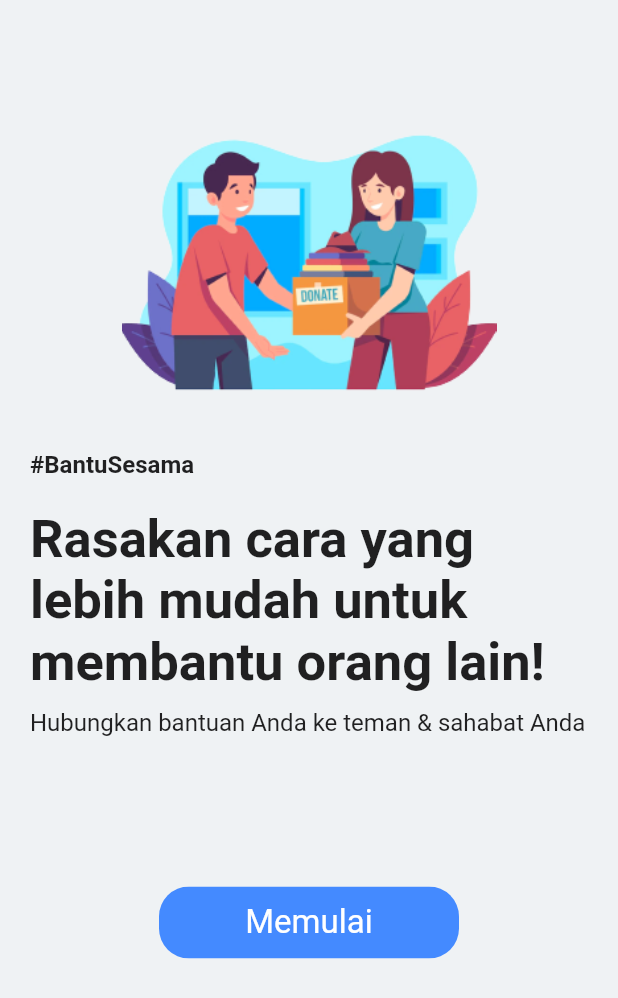
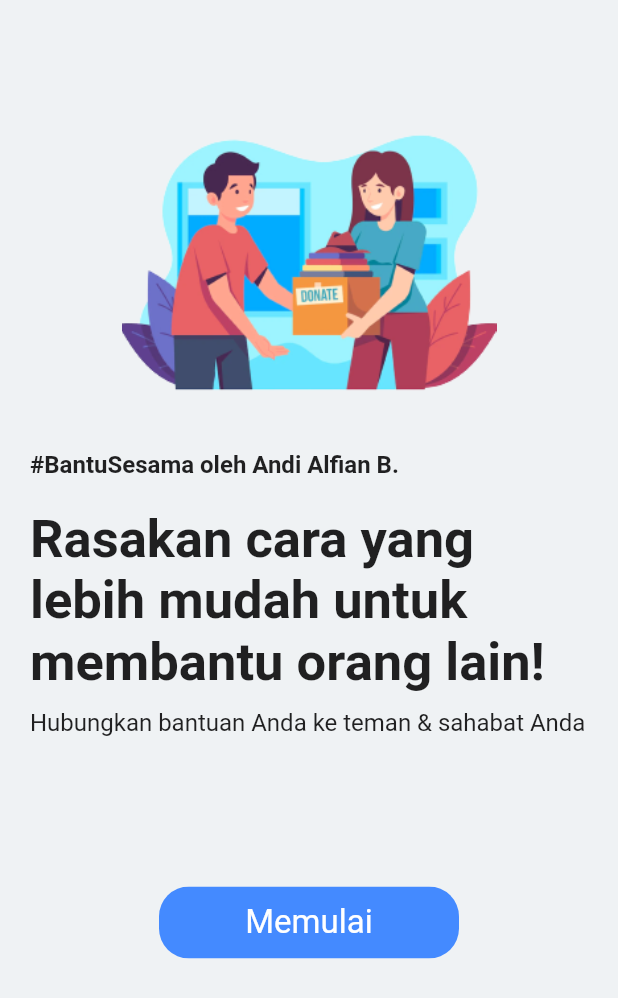
Before and after one commit to anddfian/pemo, a Flutter app: the screen it shows after launch, on a phone screen of 412 x 824 dp. Shown: the top 998 px of the screen. Run offline on Flutter 3.47's test engine with Material 2 defaults, Android fonts, the phone set to English and light mode, and no system bars.

Commit message:
Update Text #BantuSesama oleh Andi Alfian B.

```diff
--- a/posttest2_andialfianbahtiar_2009106002/lib/screen/splash_screen.dart
+++ b/posttest2_andialfianbahtiar_2009106002/lib/screen/splash_screen.dart
@@ -26,7 +26,7 @@ class SplashScreen extends StatelessWidget {
                   ),
                 ),
               ),
-               Text("#BantuSesama",style: TextStyle(fontSize: 16,fontWeight: FontWeight.bold),
+               Text("#BantuSesama oleh Andi Alfian B.",style: TextStyle(fontSize: 16,fontWeight: FontWeight.bold),
                ),
               SizedBox(height: 20,),
               Text("Rasakan cara yang lebih mudah untuk\nmembantu orang lain!",style: TextStyle(fontSize: 35,fontWeight: FontWeight.bold),
```
